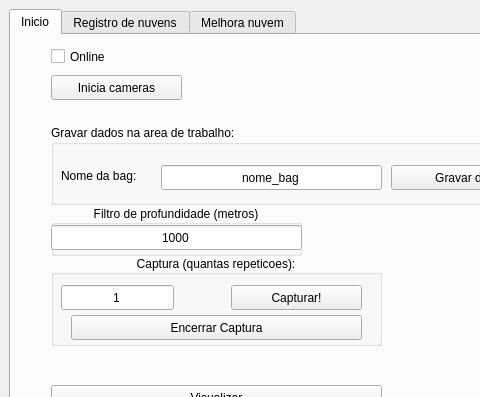
Old version of the form handset_gui/ui/main_window.ui in the repository viniciusvidal2/Cameras_GRIn; both pictures show x 0 to 480 and y 0 to 397 of the 1119 by 698 pixel window.
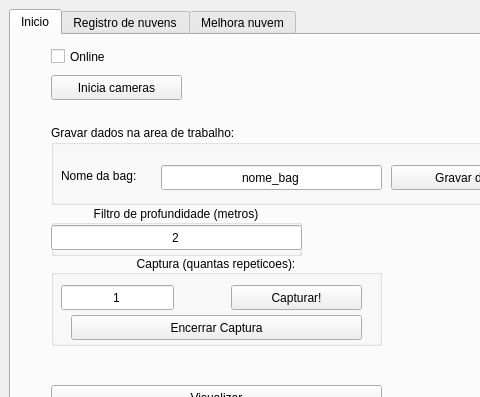
New version of the form. Icons and pictures are not drawn.

Diff of the .ui file:
```diff
--- a/handset_gui/ui/main_window.ui
+++ b/handset_gui/ui/main_window.ui
@@ -155,7 +155,7 @@
           </sizepolicy>
          </property>
          <property name="text">
-          <string>1000</string>
+          <string>2</string>
          </property>
          <property name="alignment">
           <set>Qt::AlignCenter</set>
```
